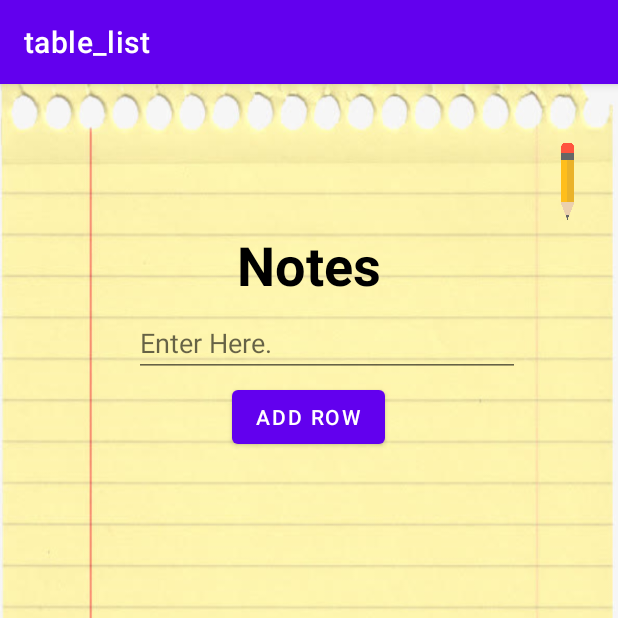
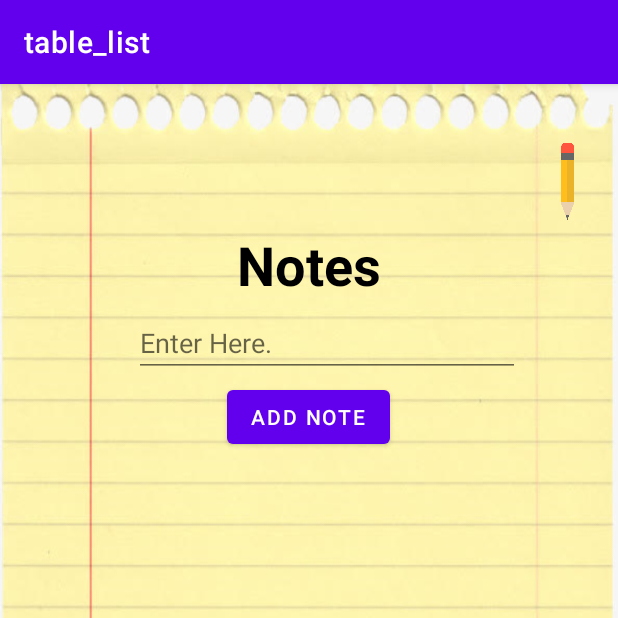
Before and after one commit to xzhan215/cs441_Table, an Android app: the screen it shows after launch (MainActivity), after a tap on an icon or button, on a phone screen of 412 x 824 dp, the top half of it. Run offline under Robolectric (Android 15) with nearby library versions, the phone set to English and light mode, and no system bars.

Commit message:
final final commit

```diff
--- a/table_list/app/src/main/res/layout/activity_main.xml
+++ b/table_list/app/src/main/res/layout/activity_main.xml
@@ -25,7 +25,7 @@
         android:layout_width="wrap_content"
         android:layout_height="wrap_content"
         android:onClick="buttonClicked"
-        android:text="add row"
+        android:text="Add Note"
         android:visibility="gone"
         app:layout_constraintBottom_toBottomOf="parent"
         app:layout_constraintHorizontal_bias="0.498"
```
